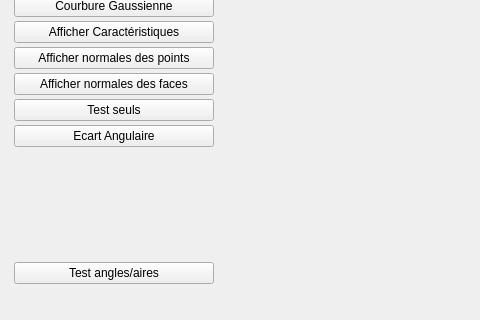
Qt form starterLight/mainwindow.ui (ME220397/Prog-Graphique-et-Application-Industrielle.) before a commit; both pictures show x 0 to 480 and y 88 to 408 of the 632 by 408 pixel window.
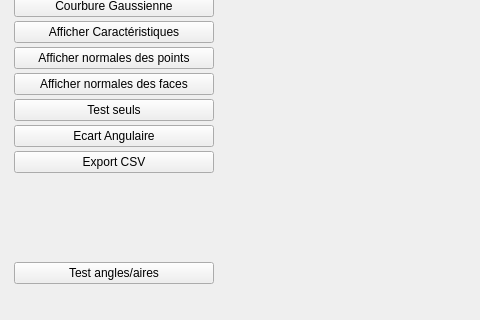
The same form after that commit. Custom widgets are drawn as their Qt base class.

Commit message: export_csv() done

Diff of the .ui file:
```diff
--- a/starterLight/mainwindow.ui
+++ b/starterLight/mainwindow.ui
@@ -107,6 +107,13 @@
          </property>
         </widget>
        </item>
+       <item>
+        <widget class="QPushButton" name="pushButton">
+         <property name="text">
+          <string>Export CSV</string>
+         </property>
+        </widget>
+       </item>
        <item>
         <spacer name="verticalSpacer">
          <property name="orientation">
```
The commit also changes 3 other files.
